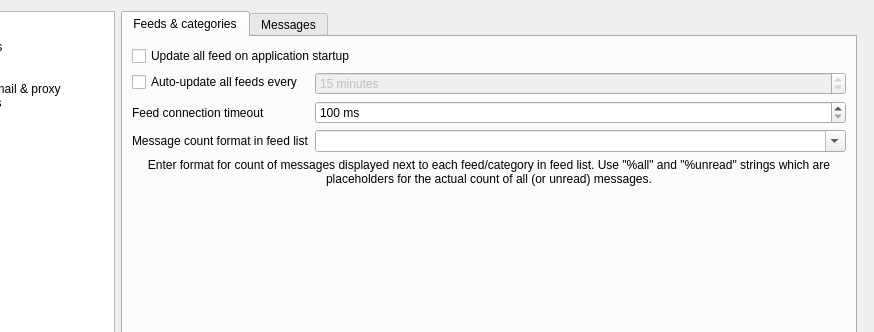
The window that src/gui/formsettings.ui (martinrotter/rssguard) describes before a commit, drawn with Qt 5; both pictures show x 116 to 990 and y 0 to 332 of the 990 by 498 pixel window.
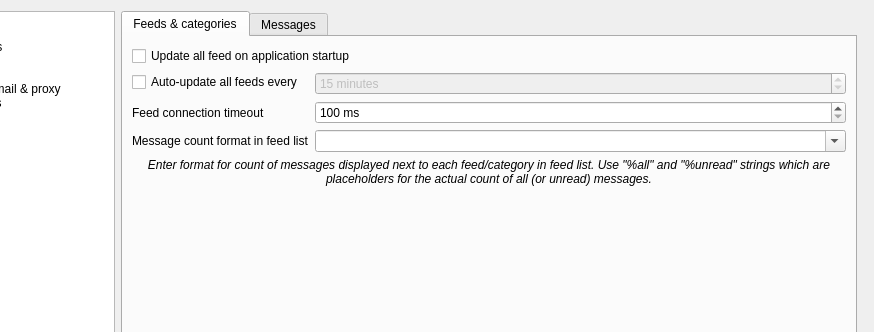
The same window after the commit. The open tabs and pages were chosen to show the change. Custom widgets are drawn as their Qt base class.

```diff
--- a/src/gui/formsettings.ui
+++ b/src/gui/formsettings.ui
@@ -1361,6 +1361,11 @@
            </item>
            <item row="4" column="0" colspan="2">
             <widget class="QLabel" name="label_9">
+             <property name="font">
+              <font>
+               <italic>true</italic>
+              </font>
+             </property>
              <property name="text">
               <string>Enter format for count of messages displayed next to each feed/category in feed list. Use &quot;%all&quot; and &quot;%unread&quot; strings which are placeholders for the actual count of all (or unread) messages.</string>
              </property>
```
Left out of the diff: 20 changed lines with no effect on the pictures.
